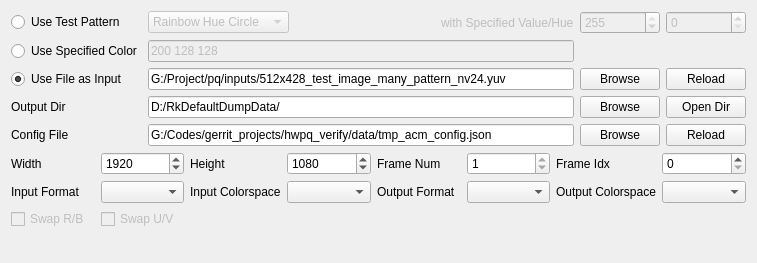
Above: script/verify_tool_app/ui/io_ui.ui from FaiScofield/hwpq_verify before the change. Below: the same form after it.
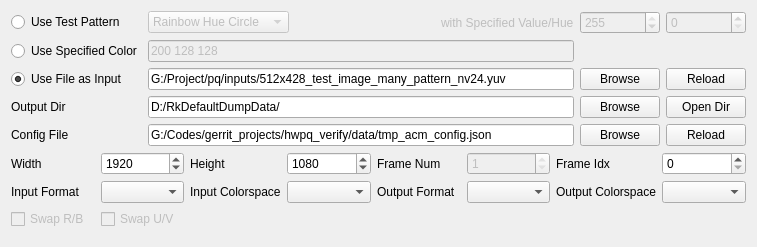
That is the form after the change.

```diff
--- a/script/verify_tool_app/ui/io_ui.ui
+++ b/script/verify_tool_app/ui/io_ui.ui
@@ -7,7 +7,7 @@
     <x>0</x>
     <y>0</y>
     <width>757</width>
-    <height>263</height>
+    <height>247</height>
    </rect>
   </property>
   <property name="windowTitle">
@@ -247,6 +247,9 @@
     <layout class="QGridLayout" name="gridLayout_fmt">
      <item row="0" column="5">
       <widget class="QSpinBox" name="spinBox_frame_num">
+       <property name="enabled">
+        <bool>false</bool>
+       </property>
        <property name="readOnly">
         <bool>true</bool>
        </property>
```
Left out of the diff: 4 changed lines with no effect on the pictures.
